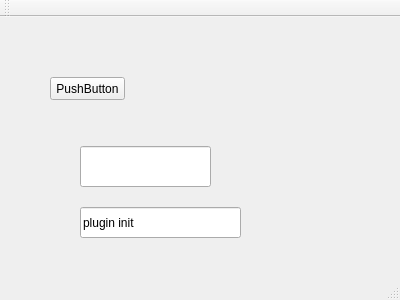
Old version of the form uiforms/mainwindow.ui in the repository haf-developer/myqtlv2soundplugin.
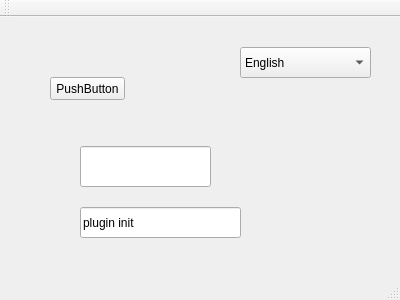
New version of the form.

What changed in the file:
```diff
--- a/uiforms/mainwindow.ui
+++ b/uiforms/mainwindow.ui
@@ -50,6 +50,34 @@
      <string>plugin init</string>
     </property>
    </widget>
+   <widget class="QComboBox" name="comboBox">
+    <property name="geometry">
+     <rect>
+      <x>240</x>
+      <y>30</y>
+      <width>131</width>
+      <height>31</height>
+     </rect>
+    </property>
+    <property name="locale">
+     <locale language="English" country="Finland"/>
+    </property>
+    <item>
+     <property name="text">
+      <string>English</string>
+     </property>
+    </item>
+    <item>
+     <property name="text">
+      <string>Finnish</string>
+     </property>
+    </item>
+    <item>
+     <property name="text">
+      <string>Swedish</string>
+     </property>
+    </item>
+   </widget>
   </widget>
   <widget class="QMenuBar" name="menuBar">
    <property name="geometry">
```
